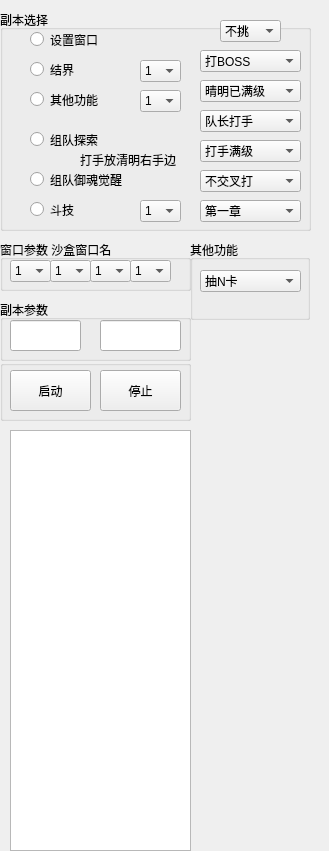
First picture: the form in yys/UI/yysUI.ui, repository w978211741/yys, before the edit.
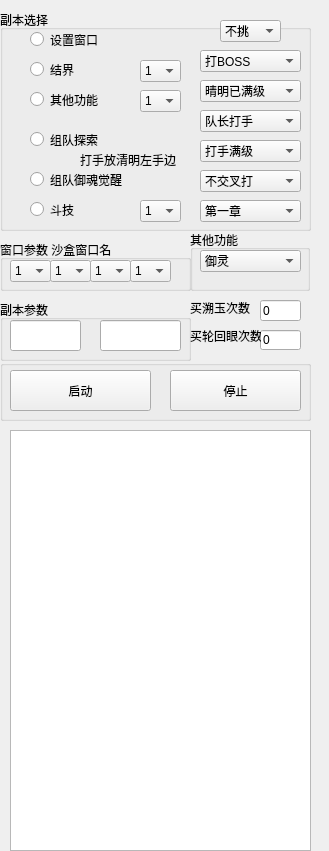
Second picture: the form after the edit. Icons and pictures are not drawn.

What changed in the file:
```diff
--- a/yys/UI/yysUI.ui
+++ b/yys/UI/yysUI.ui
@@ -19,7 +19,7 @@
      <rect>
       <x>10</x>
       <y>430</y>
-      <width>181</width>
+      <width>301</width>
       <height>421</height>
      </rect>
     </property>
@@ -29,7 +29,7 @@
      <rect>
       <x>0</x>
       <y>360</y>
-      <width>191</width>
+      <width>311</width>
       <height>61</height>
      </rect>
     </property>
@@ -41,7 +41,7 @@
       <rect>
        <x>10</x>
        <y>10</y>
-       <width>81</width>
+       <width>141</width>
        <height>41</height>
       </rect>
      </property>
@@ -52,9 +52,9 @@
     <widget class="QPushButton" name="pushButton_2">
      <property name="geometry">
       <rect>
-       <x>100</x>
+       <x>170</x>
        <y>10</y>
-       <width>81</width>
+       <width>131</width>
        <height>41</height>
       </rect>
      </property>
@@ -488,7 +488,7 @@
       </rect>
      </property>
      <property name="text">
-      <string>打手放清明右手边</string>
+      <string>打手放清明左手边</string>
      </property>
     </widget>
     <widget class="QComboBox" name="comboBox_loop">
@@ -746,9 +746,9 @@
     <property name="geometry">
      <rect>
       <x>190</x>
-      <y>240</y>
+      <y>230</y>
       <width>120</width>
-      <height>80</height>
+      <height>61</height>
      </rect>
     </property>
     <property name="title">
@@ -758,11 +758,16 @@
      <property name="geometry">
       <rect>
        <x>10</x>
-       <y>30</y>
+       <y>20</y>
        <width>101</width>
        <height>22</height>
       </rect>
      </property>
+     <item>
+      <property name="text">
+       <string>御灵</string>
+      </property>
+     </item>
      <item>
       <property name="text">
        <string>抽N卡</string>
@@ -785,6 +790,64 @@
      </item>
     </widget>
    </widget>
+   <widget class="QLineEdit" name="lineEdit_buyyu">
+    <property name="geometry">
+     <rect>
+      <x>260</x>
+      <y>300</y>
+      <width>41</width>
+      <height>21</height>
+     </rect>
+    </property>
+    <property name="text">
+     <string>0</string>
+    </property>
+    <property name="maxLength">
+     <number>2</number>
+    </property>
+   </widget>
+   <widget class="QLineEdit" name="lineEdit_buyyan">
+    <property name="geometry">
+     <rect>
+      <x>260</x>
+      <y>330</y>
+      <width>41</width>
+      <height>20</height>
+     </rect>
+    </property>
+    <property name="text">
+     <string>0</string>
+    </property>
+    <property name="maxLength">
+     <number>2</number>
+    </property>
+   </widget>
+   <widget class="QLabel" name="label_2">
+    <property name="geometry">
+     <rect>
+      <x>190</x>
+      <y>300</y>
+      <width>61</width>
+      <height>16</height>
+     </rect>
+    </property>
+    <property name="text">
+     <string>买溯玉次数</string>
+    </property>
+   </widget>
+   <widget class="QLabel" name="label_3">
+    <property name="geometry">
+     <rect>
+      <x>190</x>
+      <y>326</y>
+      <width>71</width>
+      <height>20</height>
+     </rect>
+    </property>
+    <property name="text">
+     <string>买轮回眼次数</string>
+    </property>
+   </widget>
   </widget>
   <action name="actionsadf">
    <property name="checkable">
```
Left out of the diff: 20 changed lines with no effect on the pictures.
